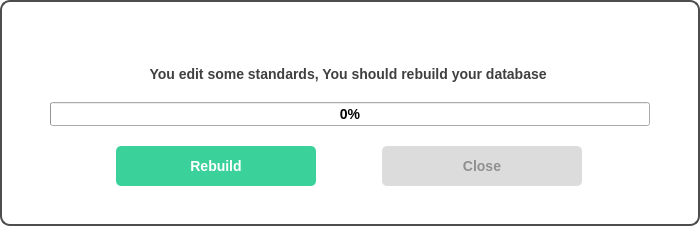
Old version of the form uiFiles/rebuild.ui in the repository DORSA-co/Paticle_Size_Analyser.
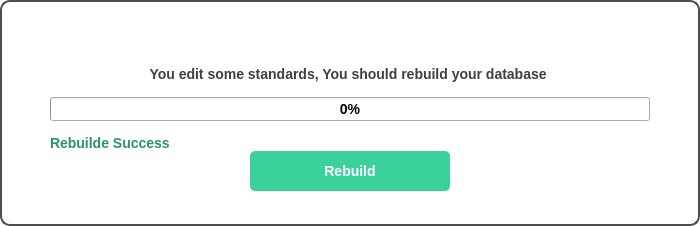
New version of the form. Icons and pictures are not drawn.

Commit message: rebuild in reports and report page success massage added, rebuild dialogs have seperate classes in dialog folder now

What changed in the file:
```diff
--- a/uiFiles/rebuild.ui
+++ b/uiFiles/rebuild.ui
@@ -306,6 +306,16 @@
        </property>
       </spacer>
      </item>
+     <item>
+      <widget class="QLabel" name="massage_lbl">
+       <property name="styleSheet">
+        <string notr="true">color:rgb(41, 147, 108);</string>
+       </property>
+       <property name="text">
+        <string>Rebuilde Success</string>
+       </property>
+      </widget>
+     </item>
      <item>
       <layout class="QHBoxLayout" name="horizontalLayout">
        <item>
@@ -342,37 +352,6 @@
          </property>
         </widget>
        </item>
-       <item>
-        <widget class="QPushButton" name="close_btn22">
-         <property name="enabled">
-          <bool>false</bool>
-         </property>
-         <property name="styleSheet">
-          <string notr="true">QPushButton{
-max-width: 200px;
-background-color: rgb(197, 63, 59);
-color:#ffffff;
-
-}
-
-QPushButton:disabled{
-background-color: rgb(220, 220, 220);
-color:#909090;
-max-width: 200px;
-}
-
-
-QPushButton:hover{
-
-background-color: rgb(152, 46, 44);
-color:#ffffff;
-}</string>
-         </property>
-         <property name="text">
-          <string>Close</string>
-         </property>
-        </widget>
-       </item>
       </layout>
      </item>
      <item>
```
The commit also changes 12 other files.
